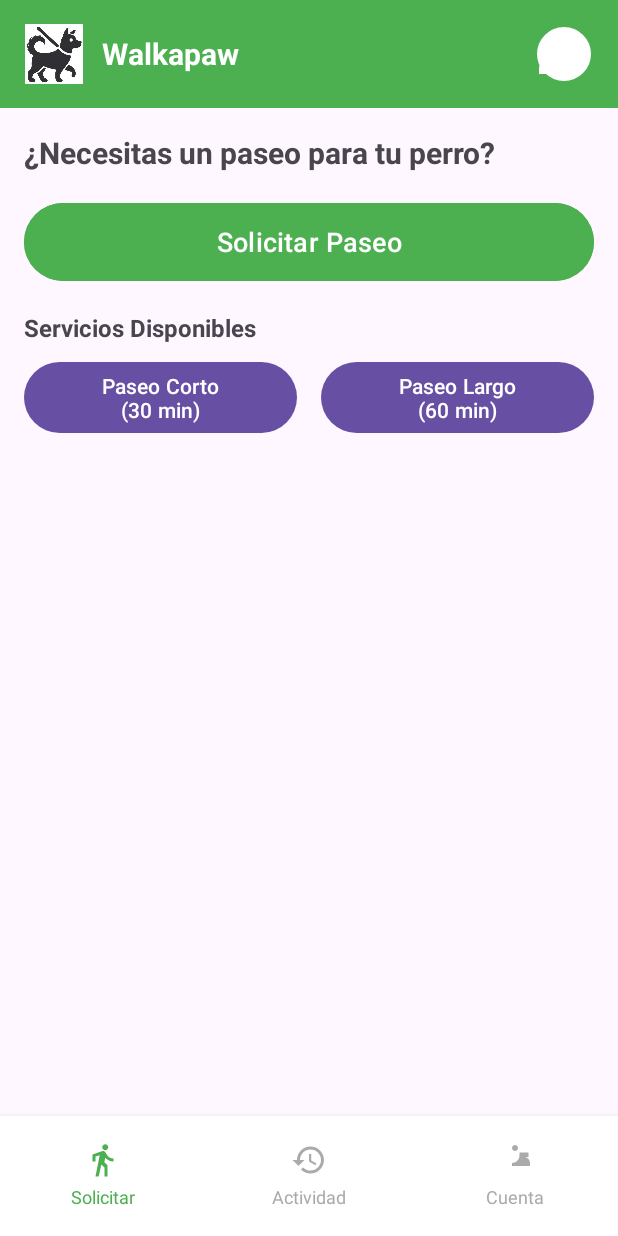
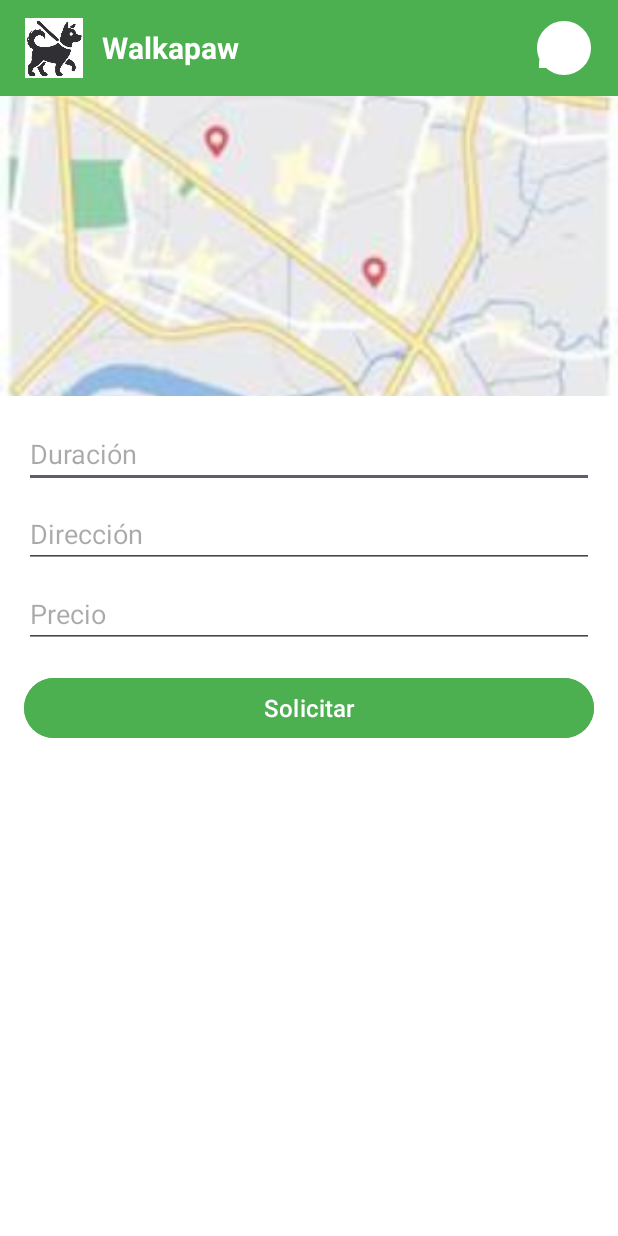
Before and after one commit to javigk01/Walkapaw, an Android app: the HomeActivity screen opened directly, with no data from a screen before it, after a tap on "Solicitar Paseo", on a phone screen of 412 x 824 dp. Run offline under Robolectric (Android 15) with nearby library versions, the phone set to English and light mode, and no system bars.

Commit message:
nueva pantalla

```diff
--- a/app/src/main/AndroidManifest.xml
+++ b/app/src/main/AndroidManifest.xml
@@ -14,6 +14,22 @@
         tools:targetApi="31">
 
         <activity
+            android:name=".PaseoActivity"
+            android:exported="false" />
+
+        <activity
+            android:name=".HomeActivity"
+            android:exported="false" />
+
+        <activity
+            android:name=".RegisterActivity"
+            android:exported="false" />
+
+        <activity
+            android:name=".LoginActivity"
+            android:exported="false" />
+
+        <activity
             android:name=".MainActivity"
             android:exported="true">
             <intent-filter>
@@ -22,18 +38,6 @@
             </intent-filter>
         </activity>
 
-        <activity
-            android:name=".LoginActivity"
-            android:exported="false" />
-
-        <activity
-            android:name=".RegisterActivity"
-            android:exported="false" />
-
-        <activity
-            android:name=".HomeActivity"
-            android:exported="false" />
-
     </application>
 
 </manifest>
--- a/app/src/main/java/com/example/walkapaw/HomeActivity.kt
+++ b/app/src/main/java/com/example/walkapaw/HomeActivity.kt
@@ -43,7 +43,8 @@ class HomeActivity : AppCompatActivity() {
         frameContent.addView(view)
 
         view.findViewById<Button>(R.id.btnSolicitarPaseo).setOnClickListener {
-            // Lógica para solicitar paseo
+            val intent = Intent(this, PaseoActivity::class.java)
+            startActivity(intent)
         }
 
         view.findViewById<Button>(R.id.btnPaseoCorto).setOnClickListener {
--- /dev/null
+++ b/app/src/main/java/com/example/walkapaw/PaseoActivity.kt
@@ -0,0 +1,11 @@
+package com.example.walkapaw
+
+import android.os.Bundle
+import androidx.appcompat.app.AppCompatActivity
+
+class PaseoActivity : AppCompatActivity() {
+    override fun onCreate(savedInstanceState: Bundle?) {
+        super.onCreate(savedInstanceState)
+        setContentView(R.layout.activity_paseo)
+    }
+}
--- /dev/null
+++ b/app/src/main/res/layout/activity_paseo.xml
@@ -0,0 +1,99 @@
+<?xml version="1.0" encoding="utf-8"?>
+<LinearLayout xmlns:android="http://schemas.android.com/apk/res/android"
+    android:layout_width="match_parent"
+    android:layout_height="match_parent"
+    android:orientation="vertical"
+    android:background="@android:color/white">
+
+    <!-- Header con logo y usuario -->
+    <LinearLayout
+        android:layout_width="match_parent"
+        android:layout_height="?attr/actionBarSize"
+        android:orientation="horizontal"
+        android:paddingStart="16dp"
+        android:paddingEnd="16dp"
+        android:gravity="center_vertical"
+        android:background="@color/primary_color">
+
+        <ImageView
+            android:layout_width="40dp"
+            android:layout_height="40dp"
+            android:src="@drawable/walkapaw_logo"
+            android:contentDescription="Logo Walkapaw" />
+
+        <TextView
+            android:layout_width="0dp"
+            android:layout_height="wrap_content"
+            android:layout_weight="1"
+            android:text="Walkapaw"
+            android:textSize="20sp"
+            android:textStyle="bold"
+            android:textColor="@android:color/white"
+            android:layout_marginStart="12dp" />
+
+        <ImageView
+            android:id="@+id/ivProfile"
+            android:layout_width="40dp"
+            android:layout_height="40dp"
+            android:src="@drawable/ic_user"
+            android:background="@drawable/circle_background"
+            android:scaleType="centerCrop"
+            android:adjustViewBounds="true"
+            android:contentDescription="Perfil de usuario" />
+
+    </LinearLayout>
+
+    <!-- Imagen simulando mapa -->
+    <ImageView
+        android:id="@+id/ivMap"
+        android:layout_width="match_parent"
+        android:layout_height="200dp"
+        android:src="@drawable/sample_map"
+        android:scaleType="centerCrop"
+        android:contentDescription="Mapa de ubicación" />
+
+
+    <!-- Formulario inferior -->
+    <LinearLayout
+        android:layout_width="match_parent"
+        android:layout_height="0dp"
+        android:layout_weight="1"
+        android:orientation="vertical"
+        android:padding="16dp">
+
+        <EditText
+            android:id="@+id/etDuration"
+            android:layout_width="match_parent"
+            android:layout_height="wrap_content"
+            android:hint="Duración"
+            android:inputType="text" />
+
+        <EditText
+            android:id="@+id/etAddress"
+            android:layout_width="match_parent"
+            android:layout_height="wrap_content"
+            android:hint="Dirección"
+            android:inputType="textPostalAddress"
+            android:layout_marginTop="8dp" />
+
+        <EditText
+            android:id="@+id/etPrice"
+            android:layout_width="match_parent"
+            android:layout_height="wrap_content"
+            android:hint="Precio"
+            android:inputType="numberDecimal"
+            android:layout_marginTop="8dp" />
+
+        <Button
+            android:id="@+id/btnSolicitar"
+            android:layout_width="match_parent"
+            android:layout_height="wrap_content"
+            android:text="Solicitar"
+            android:textSize="16sp"
+            android:layout_marginTop="16dp"
+            android:backgroundTint="@color/primary_color"
+            android:textColor="@android:color/white" />
+
+    </LinearLayout>
+
+</LinearLayout>
```
Also changed, not shown: app/src/main/res/drawable/sample_map.jpg (added).
